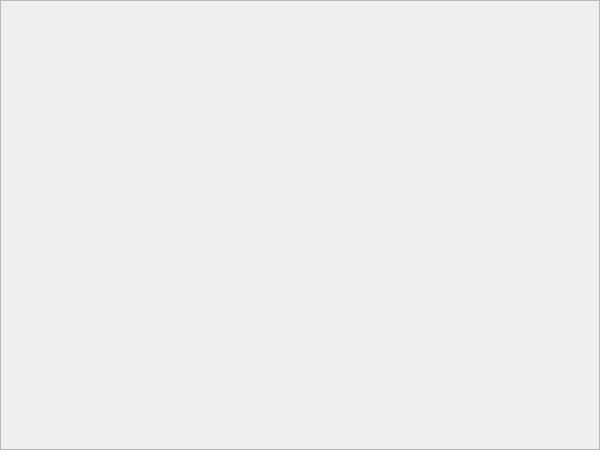
This is GUI/news_window.ui in banghi07/Virtual-Assistant-Windows as Qt 5 draws it before an edit. The edited form follows.
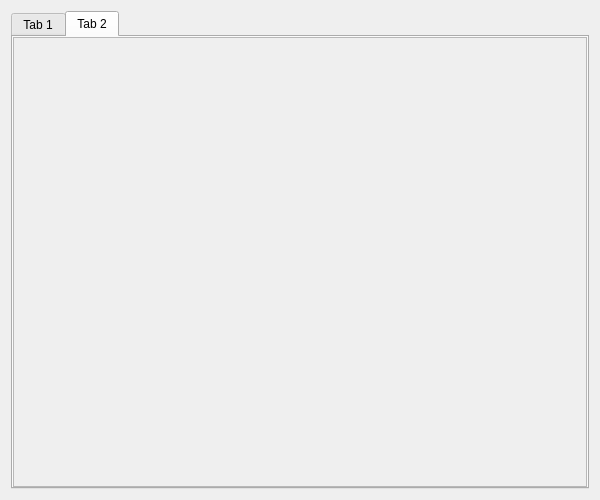
This is the edited form. The open tabs and pages were chosen to show the change.

What changed in the file:
```diff
--- a/GUI/news_window.ui
+++ b/GUI/news_window.ui
@@ -7,25 +7,23 @@
     <x>0</x>
     <y>0</y>
     <width>600</width>
-    <height>450</height>
+    <height>500</height>
    </rect>
   </property>
-  <property name="minimumSize">
-   <size>
-    <width>600</width>
-    <height>450</height>
-   </size>
-  </property>
-  <property name="maximumSize">
-   <size>
-    <width>600</width>
-    <height>450</height>
-   </size>
-  </property>
   <property name="windowTitle">
    <string>Form</string>
   </property>
   <layout class="QGridLayout" name="gridLayout">
+   <item row="0" column="0">
+    <widget class="QTabWidget" name="tabWidget">
+     <property name="currentIndex">
+      <number>0</number>
+     </property>
+     <widget class="QWidget" name="tab">
+      <attribute name="title">
+       <string>Tab 1</string>
+      </attribute>
+      <layout class="QGridLayout" name="gridLayout_2">
    <property name="leftMargin">
     <number>0</number>
    </property>
@@ -38,27 +36,61 @@
    <property name="bottomMargin">
     <number>0</number>
    </property>
-   <property name="spacing">
-    <number>0</number>
-   </property>
-   <item row="0" column="1">
+       <item row="0" column="0">
     <widget class="QScrollArea" name="scrollArea">
      <property name="widgetResizable">
       <bool>true</bool>
      </property>
+         <widget class="QWidget" name="scrollAreaWidgetContents">
+          <property name="geometry">
+           <rect>
+            <x>0</x>
+            <y>0</y>
+            <width>574</width>
+            <height>454</height>
+           </rect>
+          </property>
+          <layout class="QVBoxLayout" name="verticalLayout"/>
+         </widget>
+        </widget>
+       </item>
+      </layout>
+     </widget>
+     <widget class="QWidget" name="tab_2">
+      <attribute name="title">
+       <string>Tab 2</string>
+      </attribute>
+      <layout class="QGridLayout" name="gridLayout_3">
+       <property name="leftMargin">
+        <number>0</number>
+       </property>
+       <property name="topMargin">
+        <number>0</number>
+       </property>
+       <property name="rightMargin">
+        <number>0</number>
+       </property>
+       <property name="bottomMargin">
+        <number>0</number>
+       </property>
+       <item row="0" column="0">
+        <widget class="QScrollArea" name="scrollArea_2">
+         <property name="widgetResizable">
+          <bool>true</bool>
+         </property>
      <widget class="QWidget" name="scrollAreaWidgetContents_2">
       <property name="geometry">
        <rect>
         <x>0</x>
         <y>0</y>
-        <width>598</width>
-        <height>448</height>
-       </rect>
-      </property>
-      <layout class="QGridLayout" name="gridLayout_2">
-       <property name="verticalSpacing">
-        <number>6</number>
-       </property>
+            <width>574</width>
+            <height>454</height>
+           </rect>
+          </property>
+          <layout class="QVBoxLayout" name="verticalLayout_2"/>
+         </widget>
+        </widget>
+       </item>
       </layout>
      </widget>
     </widget>
```
Lines whose indentation alone changed are shown as unchanged.
